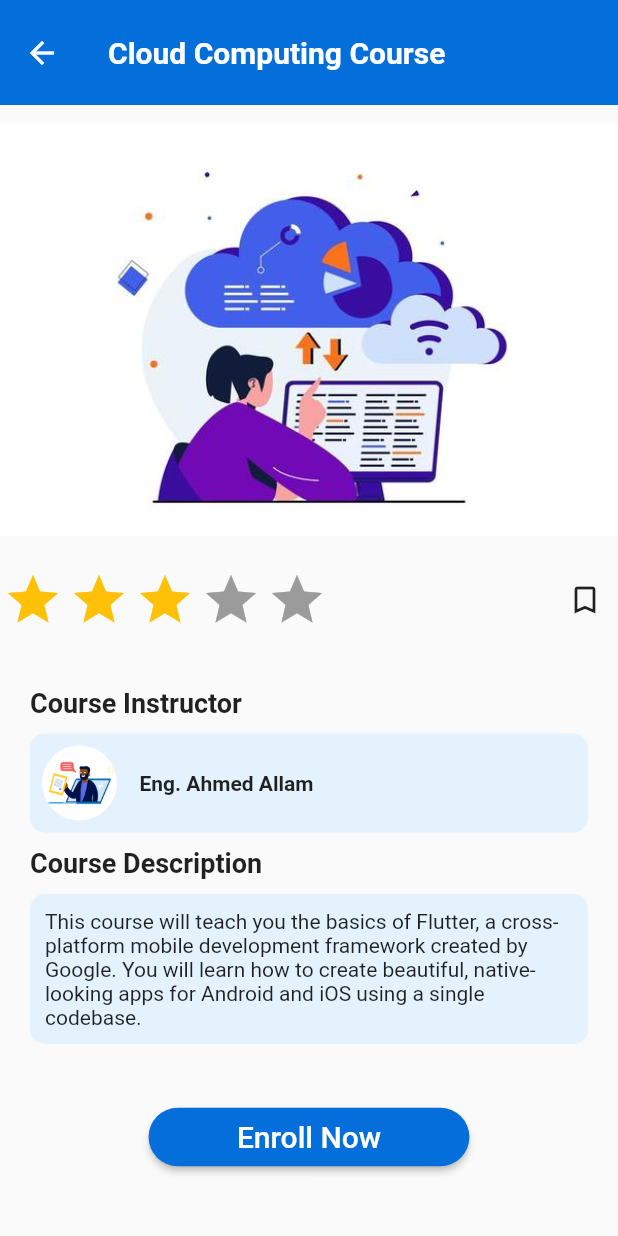
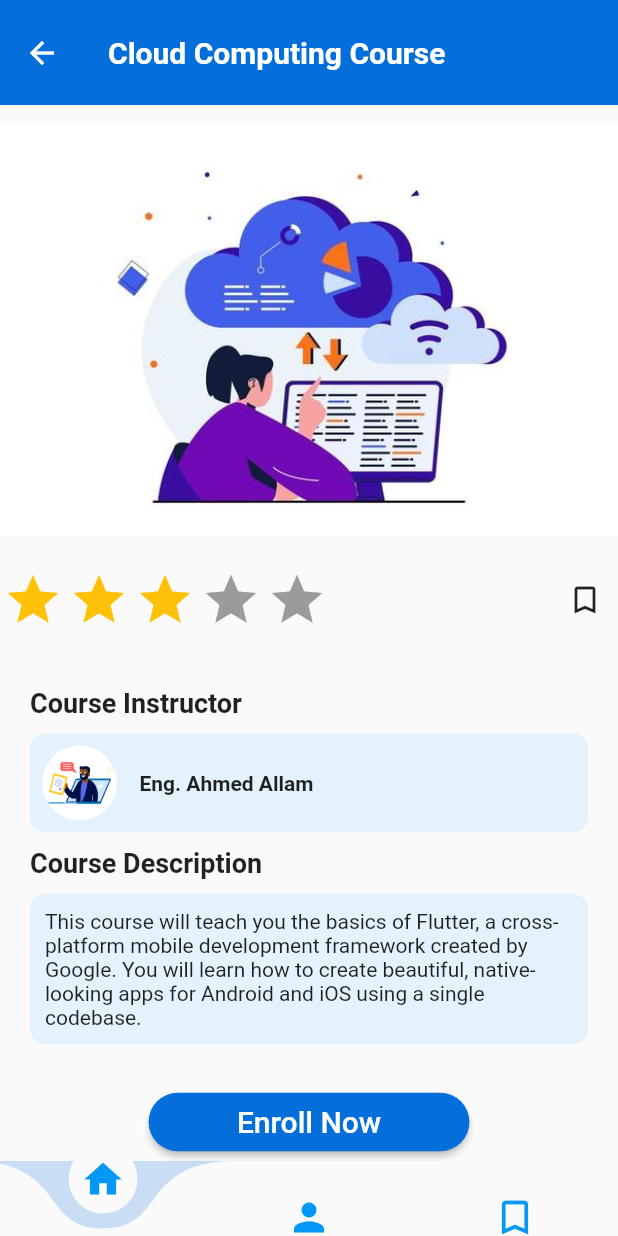
Before and after one commit to EsraaMagedd/top-courses, a Flutter app: the AllCategory screen opened directly with empty values, after a tap on "Cloud Computing", on a phone screen of 412 x 824 dp. Run offline on Flutter 3.47's test engine with Material 2 defaults, Android fonts, the phone set to English and light mode, and no system bars; drawn by our look-alikes of curved_navigation_bar, flutter_rating_bar; our stand-ins replace animated_splash_screen, bloc, dio, flutter_bloc, flutter_svg, font_awesome_flutter and 8 more; accounts and stored records are empty.

Commit message:
https://github.com/EsraaMagedd/top-courses

```diff
--- a/lib/main.dart
+++ b/lib/main.dart
@@ -55,11 +55,9 @@ class _MyApp extends State<MyApp> {
         ),
       ],
       child: MaterialApp(
-
         title: 'Top Courses',
         debugShowCheckedModeBanner: false,
-        home: ProfilePage(),
-
+        home: SplashScreen(),
       ),
     );
   }
--- a/lib/screens/all_category_screen.dart
+++ b/lib/screens/all_category_screen.dart
@@ -82,6 +82,31 @@ class AllCategory extends StatelessWidget {
           AllCategoryCourses(selected_index),
         ],
       ),
+      bottomNavigationBar: CurvedNavigationBar(
+        height: 50,
+        color: Colors.grey.shade50,
+        backgroundColor: const Color(0xff046edb).withOpacity(.2),
+        items: const [
+          Icon(
+            Icons.home,
+            size: 30,
+            color: Color(0xff0497f5),
+          ),
+          Icon(
+            Icons.person,
+            size: 30,
+            color: Color(0xff0497f5),
+          ),
+          Icon(
+            Icons.bookmark_outline_outlined,
+            size: 30,
+            color: Color(0xff0497f5),
+          ),
+
+        ],
+
+
+      ),
     );
   }
 }
--- a/lib/screens/single_course.dart
+++ b/lib/screens/single_course.dart
@@ -154,7 +154,7 @@ class SingleCourse extends StatelessWidget {
             ),
           ),
           SizedBox(
-            height: 30,
+            height: 20,
           ),
           Row(
             children: [
@@ -181,6 +181,32 @@ class SingleCourse extends StatelessWidget {
         ],
       ),
 
+      bottomNavigationBar: CurvedNavigationBar(
+        height: 50,
+        color: Colors.grey.shade50,
+        backgroundColor: const Color(0xff046edb).withOpacity(.2),
+        items: const [
+          Icon(
+            Icons.home,
+            size: 30,
+            color: Color(0xff0497f5),
+          ),
+          Icon(
+            Icons.person,
+            size: 30,
+            color: Color(0xff0497f5),
+          ),
+          Icon(
+            Icons.bookmark_outline_outlined,
+            size: 30,
+            color: Color(0xff0497f5),
+          ),
+
+        ],
+
+
+      ),
+
     );
   }
 }
```
Also changed, not shown: lib/screens/edit_profile_page.dart (+6 -5 lines), lib/screens/home.dart (+25 -0 lines), lib/screens/popular_recommended.dart (+4 -3 lines), lib/screens/profile_page.dart (+14 -31 lines).
